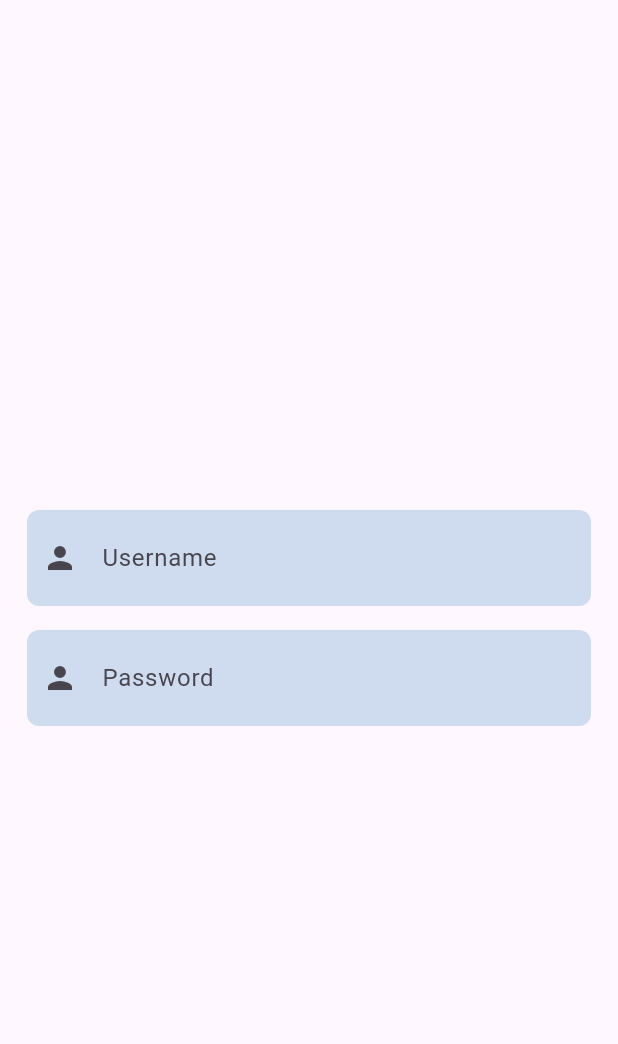
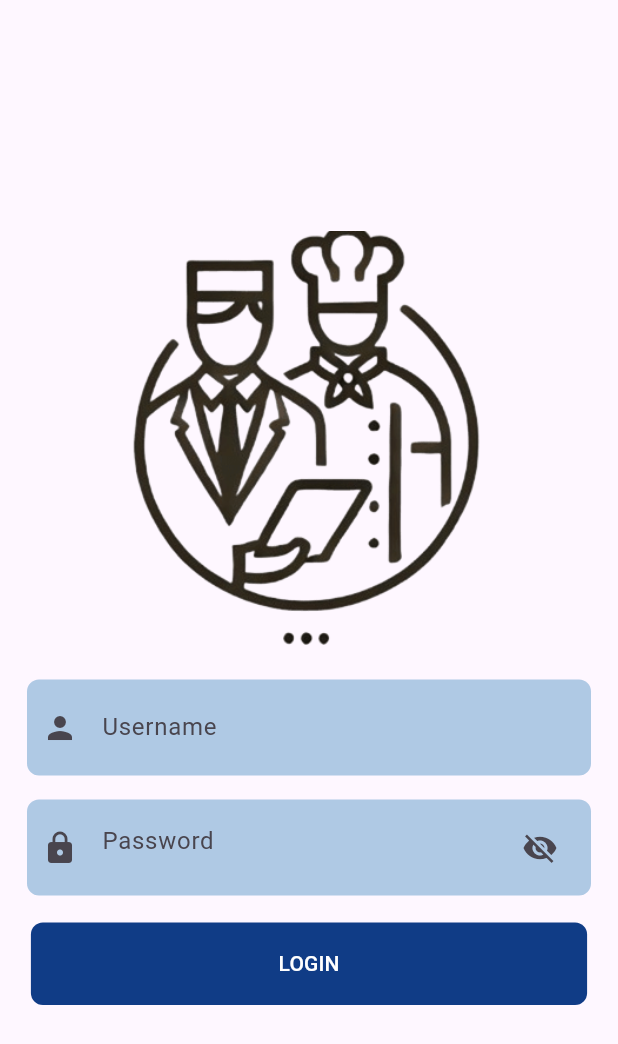
Before and after one commit to AndersonVargas24/ProyectoMenu, a Flutter app: the screen it shows after launch, on a phone screen of 412 x 824 dp. Shown: the top 1044 px of the screen. Run offline on Flutter 3.47's test engine with Material 3 defaults, Android fonts, the light colour scheme and no system bars.

Commit message:
Login
Login casi terminado

```diff
--- a/menu/lib/Autehtentication/login.dart
+++ b/menu/lib/Autehtentication/login.dart
@@ -9,6 +9,10 @@ class LoginMenu extends StatefulWidget {
 }
 
 class _LoginMenuState extends State<LoginMenu> {
+
+  final username = TextEditingController();
+  final password = TextEditingController();
+  bool isvisible = false;
   @override
   Widget build(BuildContext context) {
     return Scaffold(
@@ -20,12 +24,23 @@ class _LoginMenuState extends State<LoginMenu> {
               children: [
 
                 //Username
+                SizedBox(
+                  width: 400,
+                  height: 290,
+                  child:
+                Image.asset(
+                  'lib/assets/LogoLogin.png',
+                  fit: BoxFit.cover,  // Ajusta la imagen al tamaño del contenedor
+                )
+            ),
+                const SizedBox(height: 1),
                 Container(
                   margin: EdgeInsets.all(8),
                   padding: const EdgeInsets.symmetric(horizontal: 10, vertical: 8),
                   decoration: BoxDecoration(
                     borderRadius: BorderRadius.circular(8),
-                    color: const Color.fromARGB(255, 97, 155, 202).withOpacity(.3)),
+                    // ignore: deprecated_member_use
+                    color: const Color.fromARGB(255, 97, 155, 202).withOpacity(.5)),
                   child: TextFormField(
                     decoration: const InputDecoration(
                       icon: Icon(Icons.person),
@@ -36,20 +51,44 @@ class _LoginMenuState extends State<LoginMenu> {
                 ),
 
                 //Password
-                             Container(
-                              margin: EdgeInsets.all(8),
+                 Container(
+                   margin: EdgeInsets.all(8),
                   padding: const EdgeInsets.symmetric(horizontal: 10, vertical: 8),
                   decoration: BoxDecoration(
                     borderRadius: BorderRadius.circular(8),
-                    color: const Color.fromARGB(255, 97, 155, 202).withOpacity(.3)),
+                    // ignore: deprecated_member_use
+                    color: const Color.fromARGB(255, 97, 155, 202).withOpacity(.5)),
                   child: TextFormField(
-                    decoration: const InputDecoration(
-                      icon: Icon(Icons.person),
+                    obscureText: !isvisible,
+                    decoration: InputDecoration(
+                      icon: const Icon(Icons.lock),
                       border: InputBorder.none,
                       hintText: "Password",
-                    ),
+                      suffixIcon: IconButton(
+                        onPressed: () {
+                          setState(() {
+                            isvisible = !isvisible; //boton de visibilidad contraseña
+                          });
+                        }, icon: Icon(isvisible? Icons.visibility: Icons.visibility_off))),
                   ),
                 ),
+                const SizedBox(height: 10),
+                //Login Button
+                Container(
+                  height: 55,
+                  width: MediaQuery.of(context).size.width * 0.9,
+                  decoration: BoxDecoration(
+                    borderRadius: BorderRadius.circular(8),
+                    color: const Color.fromARGB(255, 16, 60, 134)
+                  ),
+                  child: TextButton(
+                    onPressed: () {},
+                  child: Text("LOGIN", style: TextStyle(color: Colors.white ),
+                  )),
+                  ),
+
+                  //sing up bottom
+
               ],
             ),
           ),
--- a/menu/pubspec.yaml
+++ b/menu/pubspec.yaml
@@ -58,7 +58,10 @@ flutter:
   uses-material-design: true
 
   # To add assets to your application, add an assets section, like this:
-  # assets:
+
+  assets:
+  - lib/assets/
+
   #   - images/a_dot_burr.jpeg
   #   - images/a_dot_ham.jpeg
 
```
Also changed, not shown: menu/lib/assets/LogoLogin.png (added).
